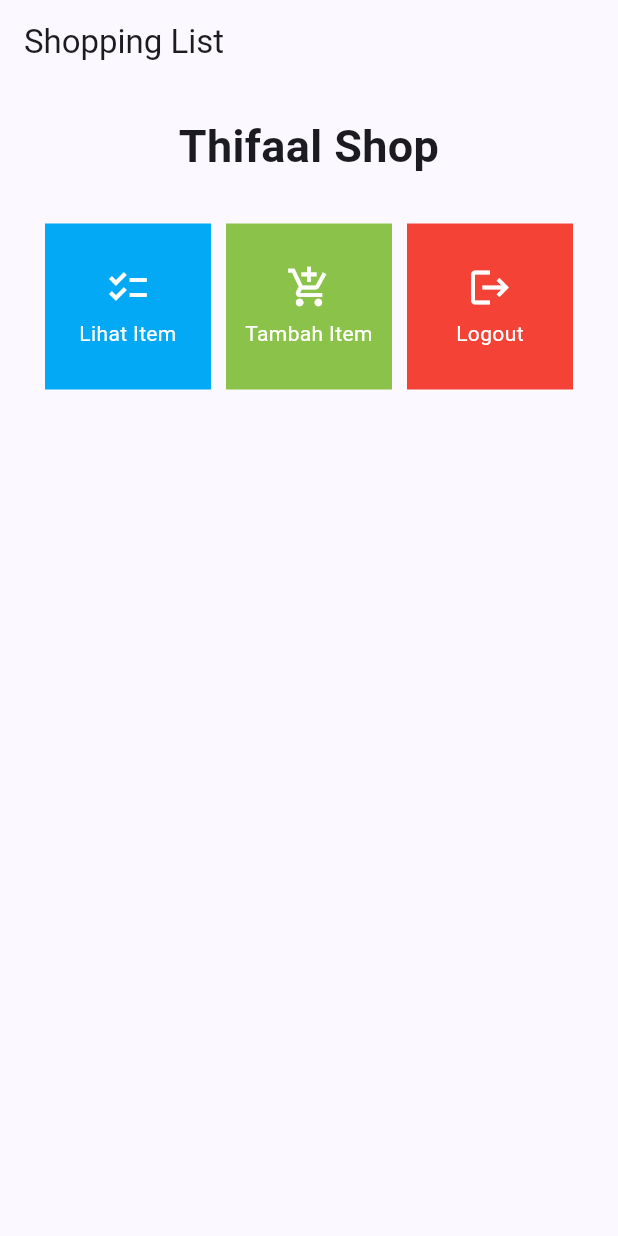
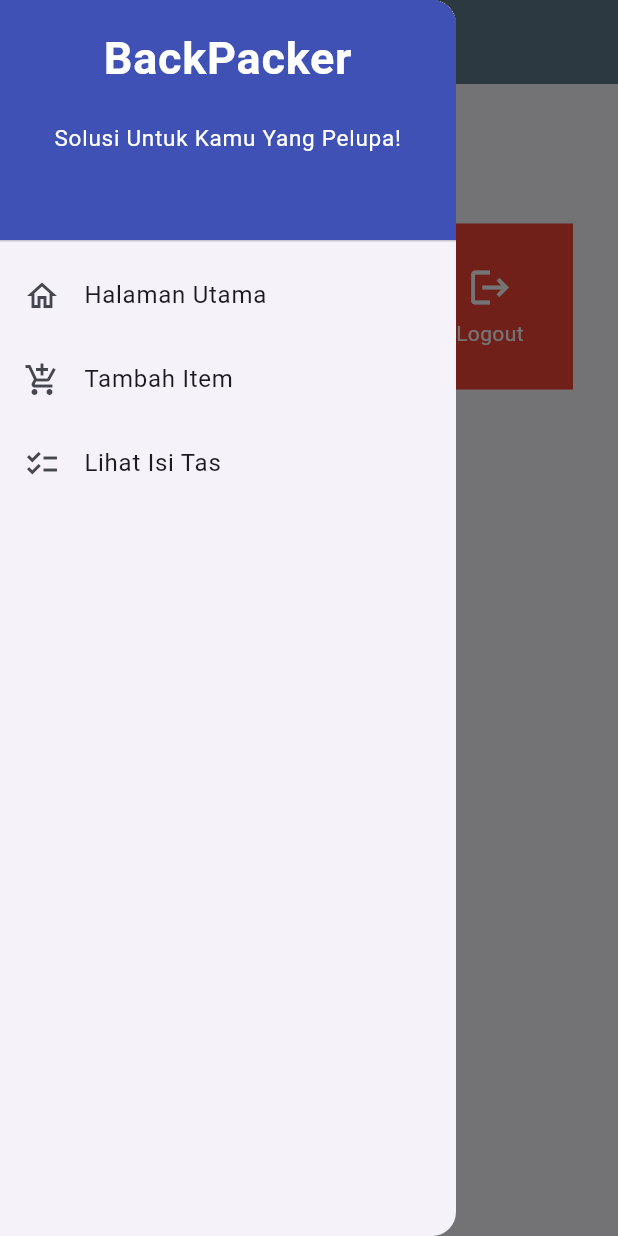
Before and after one commit to Thifaalinno/accoMobile, a Flutter app: the screen it shows after launch, with the side drawer open (before the commit the screen has no drawer), on a phone screen of 412 x 824 dp. Run offline on Flutter 3.47's test engine with Material 2 defaults, Android fonts, the phone set to English and light mode, and no system bars.

Commit message:
commit tugas 8 + bonus

```diff
--- a/lib/main.dart
+++ b/lib/main.dart
@@ -1,5 +1,5 @@
 import 'package:flutter/material.dart';
-import 'package:acco_mobile/menu.dart';
+import 'package:acco_mobile/screens/menu.dart';
 
 void main() {
   runApp(const MyApp());
--- a/lib/menu.dart
+++ b/lib/screens/menu.dart
@@ -1,11 +1,13 @@
 import 'package:flutter/material.dart';
+import 'package:acco_mobile/widgets/left_drawer.dart';
+import 'package:acco_mobile/widgets/item_cards.dart';
 
 class MyHomePage extends StatelessWidget {
   MyHomePage({Key? key}) : super(key: key);
 
   final List<ShopItem> items = [
-    ShopItem("Lihat Item", Icons.checklist, Colors.lightBlue),
-    ShopItem("Tambah Item", Icons.add_shopping_cart, Colors.lightGreen),
+    ShopItem("Lihat Isi Tas", Icons.checklist, Colors.lightBlue),
+    ShopItem("Tambah Item", Icons.add_shopping_cart, Colors.blueGrey),
     ShopItem("Logout", Icons.logout, Colors.red),
   ];
 
@@ -23,9 +25,12 @@
     return Scaffold(
       appBar: AppBar(
         title: const Text(
-          'Shopping List',
+          'ShoppingList',
         ),
+        backgroundColor: Colors.blueGrey,
+        foregroundColor: Colors.white,
       ),
+      drawer: const LeftDrawer(),
       body: SingleChildScrollView(
         // Widget wrapper yang dapat discroll
         child: Padding(
@@ -66,56 +71,3 @@
     );
   }
 }
-
-class ShopItem {
-  final String name;
-  final IconData icon;
-  final Color color;
-
-  ShopItem(this.name, this.icon, this.color);
-}
-
-class ShopCard extends StatelessWidget {
-  final ShopItem item;
-
-  const ShopCard(this.item, {super.key}); // Constructor
-
-  @override
-  Widget build(BuildContext context) {
-    return Material(
-      color: item.color,
-      child: InkWell(
-        // Area responsive terhadap sentuhan
-        onTap: () {
-          // Memunculkan SnackBar ketika diklik
-          ScaffoldMessenger.of(context)
-            ..hideCurrentSnackBar()
-            ..showSnackBar(SnackBar(
-                content: Text("Kamu telah menekan tombol ${item.name}!")));
-        },
-        child: Container(
-          // Container untuk menyimpan Icon dan Text
-          padding: const EdgeInsets.all(8),
-          child: Center(
-            child: Column(
-              mainAxisAlignment: MainAxisAlignment.center,
-              children: [
-                Icon(
-                  item.icon,
-                  color: Colors.white,
-                  size: 30.0,
-                ),
-                const Padding(padding: EdgeInsets.all(3)),
-                Text(
-                  item.name,
-                  textAlign: TextAlign.center,
-                  style: const TextStyle(color: Colors.white),
-                ),
-              ],
-            ),
-          ),
-        ),
-      ),
-    );
-  }
-}
--- /dev/null
+++ b/lib/widgets/item_cards.dart
@@ -0,0 +1,69 @@
+import 'package:acco_mobile/screens/lihat_item.dart';
+import 'package:flutter/material.dart';
+import 'package:acco_mobile/screens/BackPackForm.dart';
+
+class ShopItem {
+  final String name;
+  final IconData icon;
+  final Color color;
+
+  ShopItem(this.name, this.icon, this.color);
+}
+
+class ShopCard extends StatelessWidget {
+  final ShopItem item;
+
+  const ShopCard(this.item, {super.key}); // Constructor
+
+  @override
+  Widget build(BuildContext context) {
+    return Material(
+      color: item.color,
+      child: InkWell(
+        // Area responsive terhadap sentuhan
+        onTap: () {
+          // Memunculkan SnackBar ketika diklik
+          ScaffoldMessenger.of(context)
+            ..hideCurrentSnackBar()
+            ..showSnackBar(SnackBar(
+                content: Text("Kamu telah menekan tombol ${item.name}!")));
+
+          // Navigasi sesuai tombol yang ditekan
+          if (item.name == "Tambah Item"){
+            Navigator.push(context,
+            MaterialPageRoute(builder: (context) => const BackPackForm())
+            );
+          }
+
+          if (item.name == "Lihat Isi Tas"){
+            Navigator.push(context,
+            MaterialPageRoute(builder: (context) => LihatItem(itemList: Item.itemList))
+            );
+          }
+        },
+        child: Container(
+          // Container untuk menyimpan Icon dan Text
+          padding: const EdgeInsets.all(8),
+          child: Center(
+            child: Column(
+              mainAxisAlignment: MainAxisAlignment.center,
+              children: [
+                Icon(
+                  item.icon,
+                  color: Colors.white,
+                  size: 30.0,
+                ),
+                const Padding(padding: EdgeInsets.all(3)),
+                Text(
+                  item.name,
+                  textAlign: TextAlign.center,
+                  style: const TextStyle(color: Colors.white),
+                ),
+              ],
+            ),
+          ),
+        ),
+      ),
+    );
+  }
+}
--- /dev/null
+++ b/lib/widgets/left_drawer.dart
@@ -0,0 +1,79 @@
+import 'package:acco_mobile/screens/BackPackForm.dart';
+import 'package:acco_mobile/screens/lihat_item.dart';
+import 'package:flutter/material.dart';
+import 'package:acco_mobile/screens/menu.dart';
+
+class LeftDrawer extends StatelessWidget {
+  const LeftDrawer({super.key});
+
+  @override
+  Widget build(BuildContext context) {
+    return Drawer(
+      child: ListView(
+        children: [
+          const DrawerHeader(
+            decoration: BoxDecoration(
+              color: Colors.indigo,
+            ),
+            child: Column(
+              children: [
+                Text(
+                  'BackPacker',
+                  textAlign: TextAlign.center,
+                  style: TextStyle(
+                    fontSize: 30,
+                    fontWeight: FontWeight.bold,
+                    color: Colors.white,
+                  ),
+                ),
+                Padding(padding: EdgeInsets.all(10)),
+                Text("Solusi Untuk Kamu Yang Pelupa!",
+                    textAlign: TextAlign.center,
+                    style: TextStyle(
+                      fontSize: 15,
+                      color: Colors.white,
+                      fontWeight: FontWeight.normal,
+                    )),
+              ],
+            ),
+          ),
+          ListTile(
+            leading: const Icon(Icons.home_outlined),
+            title: const Text('Halaman Utama'),
+            // Bagian redirection ke MyHomePage
+            onTap: () {
+              Navigator.pushReplacement(
+                  context,
+                  MaterialPageRoute(
+                    builder: (context) => MyHomePage(),
+                  ));
+            },
+          ),
+          ListTile(
+            leading: const Icon(Icons.add_shopping_cart),
+            title: const Text('Tambah Item'),
+            // Bagian redirection ke ShopFormPage
+            onTap: () {
+              Navigator.pushReplacement(
+                  context,
+                  MaterialPageRoute(
+                    builder: (context) => const BackPackForm(),
+                  ));
+            },
+          ),
+          ListTile(
+            leading: const Icon(Icons.checklist_outlined),
+            title: const Text('Lihat Isi Tas'),
+            onTap: () {
+              Navigator.pushReplacement(
+                context,
+                MaterialPageRoute(
+                  builder: (context) => LihatItem(itemList: Item.itemList)),
+                );
+            },
+          )
+        ],
+      ),
+    );
+  }
+}
```
Also changed, not shown: lib/screens/BackPackForm.dart (added, +169 -0 lines), lib/screens/lihat_item.dart (added, +70 -0 lines), 1 other file.
